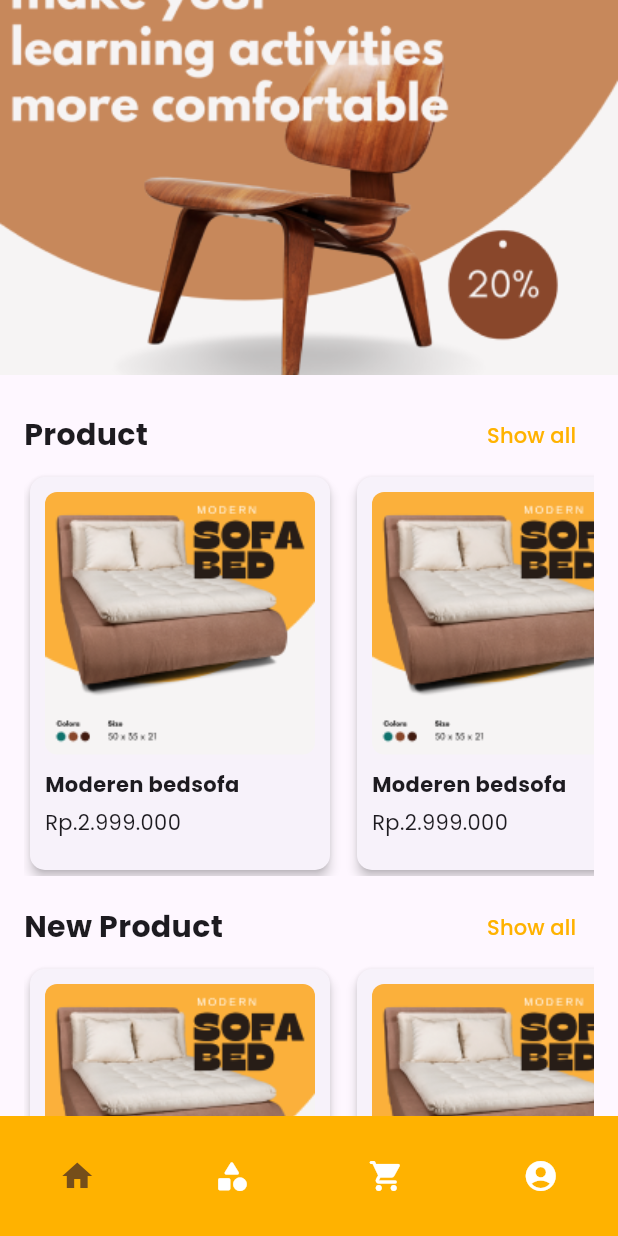
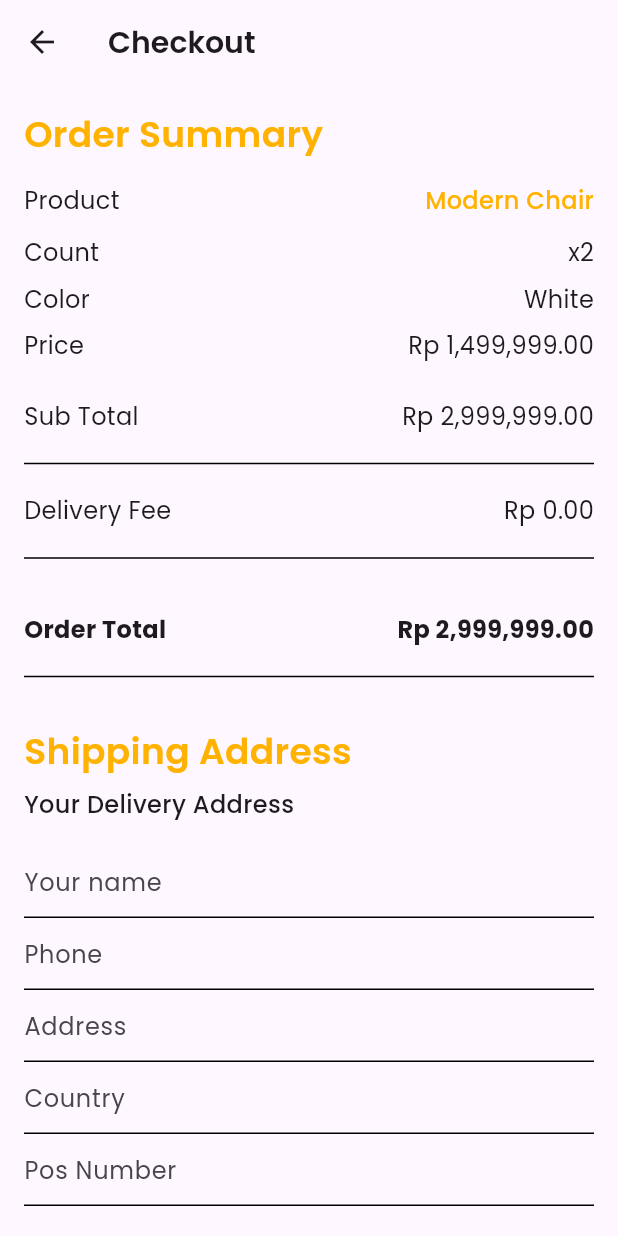
Before and after one commit to fauz2323/woodman_fe, a Flutter app: the screen it shows after launch, on a phone screen of 412 x 824 dp. Run offline on Flutter 3.47's test engine with Material 3 defaults, Android fonts, the light colour scheme and no system bars; drawn by our look-alikes of carousel_slider; our stand-ins replace bloc, flutter_bloc, freezed_annotation, google_fonts.

Commit message:
Add checkout order page with state management and routing

```diff
--- a/lib/helper/route_helper.dart
+++ b/lib/helper/route_helper.dart
@@ -1,4 +1,5 @@
 import 'package:flutter/material.dart';
+import 'package:woodman_project_fe/main/view/pages/checkout_order/checkout_order_view.dart';
 import 'package:woodman_project_fe/main/view/pages/edit_profile/edit_profile_view.dart';
 import 'package:woodman_project_fe/main/view/pages/empty_cart/empty_cart_view.dart';
 import 'package:woodman_project_fe/main/view/pages/home/home_view.dart';
@@ -17,5 +18,6 @@ class RouteHelper {
     '/detail_product': (context) => const ProductDetailView(), // tempporary
     '/edit_profile': (context) => EditProfileView(),
     '/empty_cart': (context) => const EmptyCartView(), // temporary
+    '/checkout_order': (context) => const CheckoutOrderView(), // temporary
   };
 }
--- a/lib/main.dart
+++ b/lib/main.dart
@@ -20,7 +20,7 @@ class MyApp extends StatelessWidget {
         textTheme: GoogleFonts.poppinsTextTheme(),
       ),
       routes: RouteHelper.routes,
-      initialRoute: '/home',
+      initialRoute: '/checkout_order',
     );
   }
 }
--- /dev/null
+++ b/lib/main/view/pages/checkout_order/checkout_order_view.dart
@@ -0,0 +1,220 @@
+import 'package:flutter/material.dart';
+import 'package:flutter_bloc/flutter_bloc.dart';
+import 'package:google_fonts/google_fonts.dart';
+import 'package:woodman_project_fe/main/view/widged/my_button_widget.dart';
+import 'package:woodman_project_fe/main/view/widged/my_divider_widget.dart';
+import 'package:woodman_project_fe/main/view/widged/my_text_field_widget.dart';
+import 'package:woodman_project_fe/main/view/pages/checkout_order/cubit/checkout_order_cubit.dart';
+
+class CheckoutOrderView extends StatelessWidget {
+  const CheckoutOrderView({super.key});
+
+  @override
+  Widget build(BuildContext context) {
+    return BlocProvider(
+      create: (context) => CheckoutOrderCubit(),
+      child: Builder(
+        builder: (context) => _build(context),
+      ),
+    );
+  }
+
+  Widget _build(BuildContext context) {
+    final TextEditingController nameController = TextEditingController();
+    final TextEditingController phoneController = TextEditingController();
+    final TextEditingController addressController = TextEditingController();
+    final TextEditingController countryController = TextEditingController();
+    final TextEditingController posNumberController = TextEditingController();
+
+    return Scaffold(
+      appBar: AppBar(
+        automaticallyImplyLeading: true,
+        title: Text(
+          'Checkout',
+          style: GoogleFonts.poppins(
+            fontSize: 20,
+            fontWeight: FontWeight.w600,
+          ),
+        ),
+      ),
+      body: BlocConsumer<CheckoutOrderCubit, CheckoutOrderState>(
+        listener: (context, state) {
+          // Handle state changes if needed
+        },
+        builder: (context, state) {
+          return state.maybeWhen(
+            initial: () => _loaded(
+              context,
+              nameController,
+              phoneController,
+              addressController,
+              countryController,
+              posNumberController,
+            ),
+            loading: () => const Center(
+              child: CircularProgressIndicator(),
+            ),
+            error: (message) => Center(
+              child: Text(message),
+            ),
+            orElse: () => const SizedBox(),
+          );
+        },
+      ),
+    );
+  }
+
+  Widget _loaded(
+    BuildContext context,
+    TextEditingController nameController,
+    TextEditingController phoneController,
+    TextEditingController addressController,
+    TextEditingController countryController,
+    TextEditingController posNumberController,
+  ) {
+    return SingleChildScrollView(
+      child: Padding(
+        padding: const EdgeInsets.all(16),
+        child: Column(
+          crossAxisAlignment: CrossAxisAlignment.start,
+          children: [
+            _buildOrderSummaryHeader('Order Summary'),
+            const SizedBox(height: 16),
+            _buildProductRow('Product', 'Modern Chair'),
+            const SizedBox(height: 8),
+            _buildDetailRow('Count', 'x2'),
+            _buildDetailRow('Color', 'White'),
+            _buildDetailRow('Price', 'Rp 1,499,999.00'),
+            const SizedBox(height: 16),
+            _buildTotalRow('Sub Total', 'Rp 2,999,999.00'),
+            const MyDividerWidget(),
+            _buildTotalRow('Delivery Fee', 'Rp 0.00'),
+            const MyDividerWidget(),
+            const SizedBox(height: 16),
+            _buildTotalRow('Order Total', 'Rp 2,999,999.00', isBold: true),
+            const MyDividerWidget(),
+            const SizedBox(height: 16),
+            _buildOrderSummaryHeader('Shipping Address'),
+            const SizedBox(height: 8),
+            Text(
+              'Your Delivery Address',
+              style: GoogleFonts.poppins(
+                fontSize: 16,
+                fontWeight: FontWeight.w500,
+              ),
+            ),
+            const SizedBox(height: 16),
+            MyTextFieldWidget(
+              controller: nameController,
+              hintText: 'Your name',
+              isPassword: false,
+            ),
+            MyTextFieldWidget(
+              controller: phoneController,
+              hintText: 'Phone',
+              isPassword: false,
+            ),
+            MyTextFieldWidget(
+              controller: addressController,
+              hintText: 'Address',
+              isPassword: false,
+            ),
+            MyTextFieldWidget(
+              controller: countryController,
+              hintText: 'Country',
+              isPassword: false,
+            ),
+            MyTextFieldWidget(
+              controller: posNumberController,
+              hintText: 'Pos Number',
+              isPassword: false,
+            ),
+            const SizedBox(height: 32),
+            MyButtonWidget(
+              onTap: () {
+                // Handle next button tap
+              },
+              text: 'Next',
+              radius: 8,
+            ),
+          ],
+        ),
+      ),
+    );
+  }
+
+  Widget _buildOrderSummaryHeader(String title) {
+    return Text(
+      title,
+      style: GoogleFonts.poppins(
+        fontSize: 24,
+        fontWeight: FontWeight.w600,
+        color: const Color(0xffFFB200),
+      ),
+    );
+  }
+
+  Widget _buildProductRow(String label, String value) {
+    return Row(
+      mainAxisAlignment: MainAxisAlignment.spaceBetween,
+      children: [
+        Text(
+          label,
+          style: GoogleFonts.poppins(fontSize: 16),
+        ),
+        Text(
+          value,
+          style: GoogleFonts.poppins(
+            fontSize: 16,
+            fontWeight: FontWeight.w500,
+            color: const Color(0xffFFB200),
+          ),
+        ),
+      ],
+    );
+  }
+
+  Widget _buildDetailRow(String label, String value) {
+    return Padding(
+      padding: const EdgeInsets.symmetric(vertical: 4),
+      child: Row(
+        mainAxisAlignment: MainAxisAlignment.spaceBetween,
+        children: [
+          Text(
+            label,
+            style: GoogleFonts.poppins(fontSize: 16),
+          ),
+          Text(
+            value,
+            style: GoogleFonts.poppins(fontSize: 16),
+          ),
+        ],
+      ),
+    );
+  }
+
+  Widget _buildTotalRow(String label, String value, {bool isBold = false}) {
+    return Padding(
+      padding: const EdgeInsets.symmetric(vertical: 4),
+      child: Row(
+        mainAxisAlignment: MainAxisAlignment.spaceBetween,
+        children: [
+          Text(
+            label,
+            style: GoogleFonts.poppins(
+              fontSize: 16,
+              fontWeight: isBold ? FontWeight.bold : FontWeight.normal,
+            ),
+          ),
+          Text(
+            value,
+            style: GoogleFonts.poppins(
+              fontSize: 16,
+              fontWeight: isBold ? FontWeight.bold : FontWeight.normal,
+            ),
+          ),
+        ],
+      ),
+    );
+  }
+}
--- /dev/null
+++ b/lib/main/view/pages/checkout_order/cubit/checkout_order_cubit.dart
@@ -0,0 +1,9 @@
+import 'package:bloc/bloc.dart';
+import 'package:freezed_annotation/freezed_annotation.dart';
+
+part 'checkout_order_state.dart';
+part 'checkout_order_cubit.freezed.dart';
+
+class CheckoutOrderCubit extends Cubit<CheckoutOrderState> {
+  CheckoutOrderCubit() : super(CheckoutOrderState.initial());
+}
--- /dev/null
+++ b/lib/main/view/pages/checkout_order/cubit/checkout_order_state.dart
@@ -0,0 +1,9 @@
+part of 'checkout_order_cubit.dart';
+
+@freezed
+class CheckoutOrderState with _$CheckoutOrderState {
+  const factory CheckoutOrderState.initial() = _Initial;
+  const factory CheckoutOrderState.loading() = _Loading;
+  const factory CheckoutOrderState.success() = _Success;
+  const factory CheckoutOrderState.error(String message) = _Error;
+}
--- /dev/null
+++ b/lib/main/view/widged/my_divider_widget.dart
@@ -0,0 +1,16 @@
+import 'package:flutter/material.dart';
+
+class MyDividerWidget extends StatelessWidget {
+  const MyDividerWidget({
+    super.key,
+  });
+
+  @override
+  Widget build(BuildContext context) {
+    return const Divider(
+      height: 32,
+      thickness: 1,
+      color: Colors.black,
+    );
+  }
+}
```
Also changed, not shown: lib/main/view/pages/checkout_order/cubit/checkout_order_cubit.freezed.dart (added).
